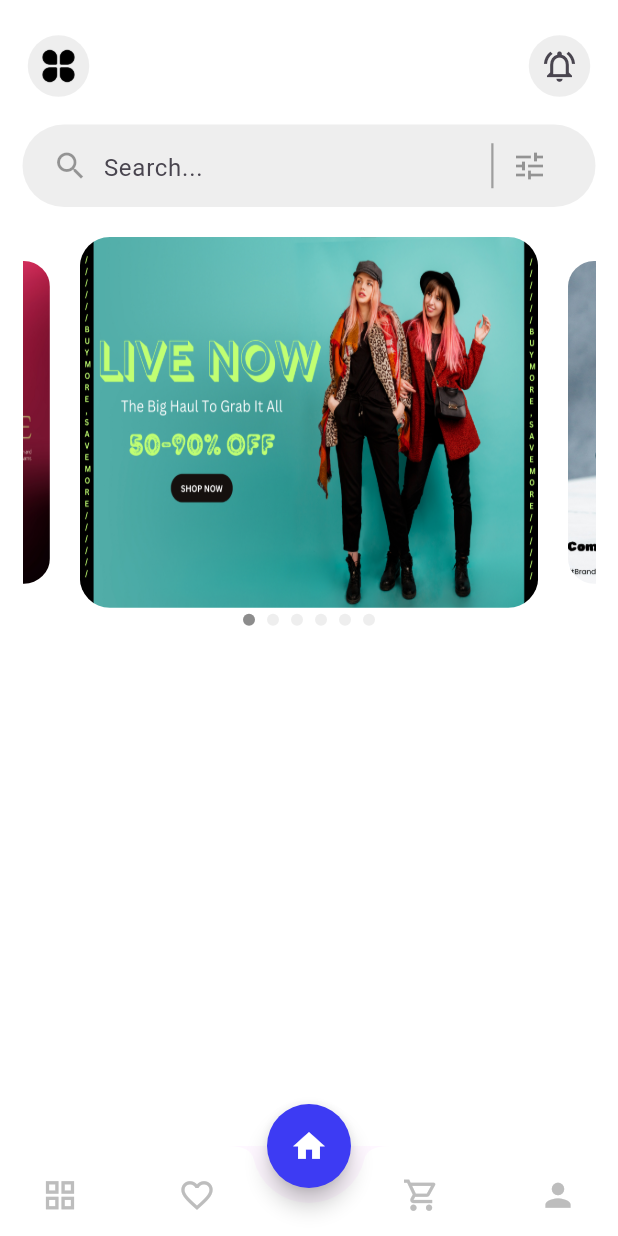
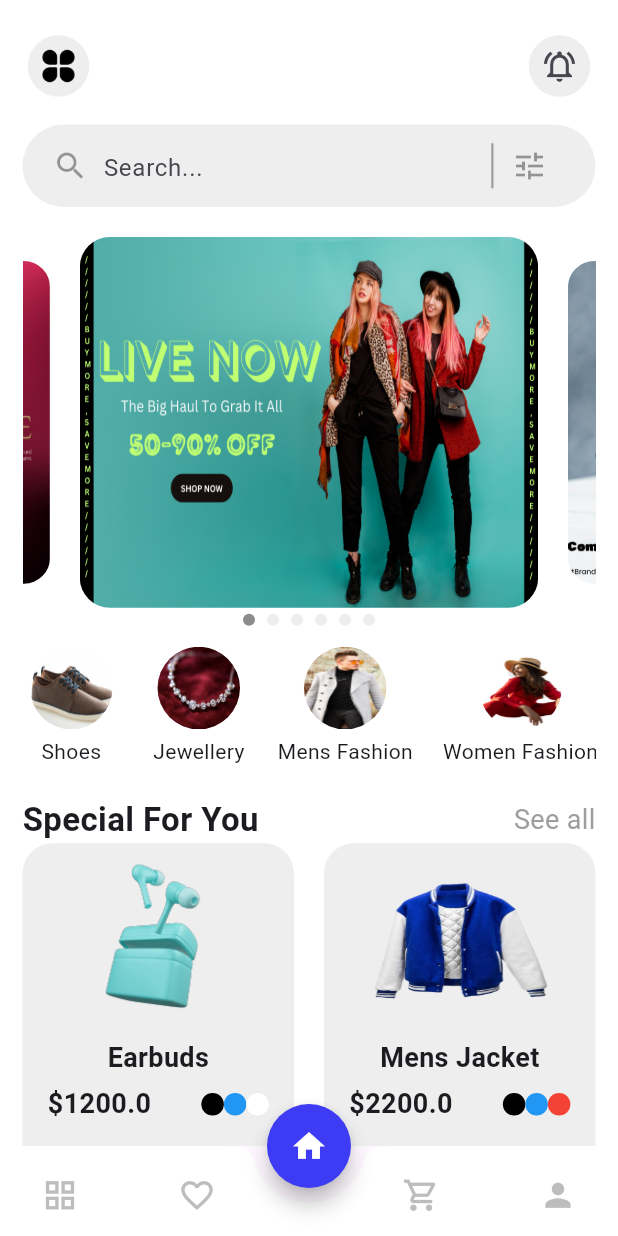
Before and after one commit to AbiyaLS/ecommerce_app, a Flutter app: the screen it shows after launch, on a phone screen of 412 x 824 dp. Run offline on Flutter 3.47's test engine with Material 3 defaults, Android fonts, the phone set to English and light mode, and no system bars; drawn by our look-alikes of carousel_slider; our stand-ins replace cloud_firestore, firebase_auth, firebase_core; accounts and stored records are empty.

Commit message:
Add Category and product in Home page

```diff
--- /dev/null
+++ b/lib/Home/models/categories_model.dart
@@ -0,0 +1,27 @@
+class Category {
+  final String title;
+  final String image;
+
+  Category({
+    required this.title,
+    required this.image
+  });
+}
+  final List<Category> categories =[
+    Category(
+        title: "Shoes",
+        image: "assets/categories/shoe.png"
+    ),
+    Category(
+        title: "Jewellery",
+        image: "assets/categories/jewellery.png"
+    ),
+    Category(
+        title: "Mens Fashion",
+        image: "assets/categories/mfashion.png"
+    ),
+    Category(
+        title: "Women Fashion",
+        image: "assets/categories/wfashion.png"
+    ),
+  ];
--- /dev/null
+++ b/lib/Home/models/product_model.dart
@@ -0,0 +1,92 @@
+import 'package:flutter/material.dart';
+
+class Product{
+  final String title;
+  final String description;
+  final String image;
+  final double price;
+  final String seller;
+  final List<Color> color;
+  final String category;
+  final String review;
+  final int quantity;
+
+  Product({
+    required this.title,
+    required this.description,
+    required this.image,
+    required this.price,
+    required this.seller,
+    required this.color,
+    required this.category,
+    required this.review,
+    required this.quantity
+});
+}
+ final List<Product> product = [
+   Product(
+       title: "Earbuds",
+       description: '''Lorem ipsum dolor sit amet, consectetur adipisicing elit.
+   Inventore nesciunt sed animi consectetur eum amet voluptate accusantium iusto harum? Cupiditate a,''',
+       image: "assets/products/earbuds.png",
+       price: 1200,
+       seller: "Arjun Kabir",
+       color: [
+        Colors.black,
+         Colors.blue,
+         Colors.white
+       ],
+       category: "Electronics",
+       review: "(320 Reviews)",
+       quantity: 1),
+
+   Product(
+       title: "Mens Jacket",
+       description: '''Lorem ipsum dolor sit amet, consectetur adipisicing elit.
+   Inventore nesciunt sed animi consectetur eum amet voluptate accusantium iusto harum? Cupiditate a,''',
+       image: "assets/products/jacket.png",
+       price: 2200,
+       seller: "Arjun Kabir",
+       color: [
+         Colors.black,
+         Colors.blue,
+         Colors.red
+       ],
+       category: "Mens Fashion",
+       review: "(320 Reviews)",
+       quantity: 1),
+   Product(
+       title: "Shoe",
+       description: '''Lorem ipsum dolor sit amet, consectetur adipisicing elit.
+   Inventore nesciunt sed animi consectetur eum amet voluptate accusantium iusto harum? Cupiditate a,''',
+       image: "assets/products/shoe.png",
+       price: 1200,
+       seller: "Arjun Kabir",
+       color: [
+         Colors.black,
+         Colors.blue,
+         Colors.white
+       ],
+       category: "Electronics",
+       review: "(320 Reviews)",
+       quantity: 1),
+   Product(
+       title: "Sweater",
+       description: '''Lorem ipsum dolor sit amet, consectetur adipisicing elit.
+   Inventore nesciunt sed animi consectetur eum amet voluptate accusantium iusto harum? Cupiditate a,''',
+       image: "assets/products/sweater.png",
+       price: 1200,
+       seller: "Arjun Kabir",
+       color: [
+         Colors.black,
+         Colors.blue,
+         Colors.white,
+         Colors.red,
+         Colors.brown,
+         Colors.orange
+
+       ],
+       category: "Electronics",
+       review: "(320 Reviews)",
+       quantity: 1)
+ ];
--- a/lib/Home/screens/homePage.dart
+++ b/lib/Home/screens/homePage.dart
@@ -1,3 +1,6 @@
+import 'package:ecommerce_app/Home/models/product_model.dart';
+import 'package:ecommerce_app/Home/widget/categories.dart';
+import 'package:ecommerce_app/Home/widget/product_card.dart';
 import 'package:flutter/material.dart';
 import '../widget/home_appbar.dart';
 import '../widget/search_bar.dart';
@@ -29,12 +32,33 @@ class _HomePageState extends State<HomePage> {
             CustomSearchBar(),
             SizedBox(height: 20,),
             SliderImage(),
+            SizedBox(height: 10,),
+            Categories(),
+            SizedBox(height: 10,),
+            Row(
+              mainAxisAlignment: MainAxisAlignment.spaceBetween,
+              children: [
+                Text("Special For You",style: TextStyle(fontWeight: FontWeight.bold,fontSize: 22),),
+                Text("See all",style: TextStyle(color: Colors.grey,fontSize: 18),)
+              ],
+            ),
+            // SizedBox(height: 10,),
+            GridView.builder(
+             physics: const NeverScrollableScrollPhysics(),
+                shrinkWrap: true,
+                gridDelegate: const SliverGridDelegateWithFixedCrossAxisCount(
+                    crossAxisCount: 2,
+                childAspectRatio: 0.78,
+                crossAxisSpacing: 20,
+                mainAxisSpacing: 20),
+                itemCount: product.length,
+                itemBuilder: (context,index){
+               return ProductCard(product: product[index]);
+                })
           ],
          ),
        ),
      ),
-
-
     );
   }
 }
--- /dev/null
+++ b/lib/Home/widget/categories.dart
@@ -0,0 +1,36 @@
+import 'package:ecommerce_app/Home/models/categories_model.dart';
+import 'package:flutter/material.dart';
+
+class Categories extends StatelessWidget {
+  const Categories({super.key});
+
+  @override
+  Widget build(BuildContext context) {
+    double screenHeight = MediaQuery.of(context).size.height;
+    double screenWidth = MediaQuery.of(context).size.width;
+    return SizedBox(
+      height: 90,
+      child: ListView.separated(
+        scrollDirection: Axis.horizontal,
+          itemCount: categories.length,
+          itemBuilder: (context,index){
+          return Column(
+            children: [
+              Container(
+                height: 55,
+                  width: 65,
+                decoration: BoxDecoration(
+                  shape:BoxShape.circle,
+                  image: DecorationImage(image: AssetImage(categories[index].image),fit: BoxFit.fill)
+                ),
+              ),
+              SizedBox(height: 5,),
+              Text(categories[index].title)
+            ],
+          );
+          },
+        separatorBuilder: (context,index)=>SizedBox(width: 20,)
+      ),
+    );
+  }
+}
--- /dev/null
+++ b/lib/Home/widget/product_card.dart
@@ -0,0 +1,45 @@
+import 'package:ecommerce_app/Home/models/product_model.dart';
+import 'package:flutter/material.dart';
+
+class ProductCard extends StatelessWidget {
+  final Product product;
+  const ProductCard({super.key,required this.product});
+
+  @override
+  Widget build(BuildContext context) {
+    return Stack(
+      children: [
+        Container(
+          width: double.infinity,
+          decoration: BoxDecoration(
+            borderRadius: BorderRadius.circular(20),
+            color: Colors.grey.shade200,
+          ),
+          child: Column(
+            children: [
+              // SizedBox(height: 10,),
+                Center(child: Image.asset(product.image,width: 130,height: 130,fit: BoxFit.fill,),),
+              // SizedBox(height: 5,),
+              Text(product.title,style: TextStyle(fontSize: 18,fontWeight: FontWeight.bold),),
+              SizedBox(height: 5,),
+              Row(
+                mainAxisAlignment: MainAxisAlignment.spaceAround,
+                children: [
+                  // SizedBox(width: 2,),
+                  Text("\$${product.price}",style: TextStyle(fontSize: 18,fontWeight: FontWeight.bold),),
+                  Row(
+                    children:
+                      List.generate(
+                      product.color.length,
+                      (index)=>Container(height: 15,width: 15,
+                      decoration: BoxDecoration(color: product.color[index],shape: BoxShape.circle),))
+                  )
+                ],
+              ),
+            ],
+          ),
+        )
+      ],
+    );
+  }
+}
--- a/pubspec.yaml
+++ b/pubspec.yaml
@@ -64,7 +64,9 @@ flutter:
   # To add assets to your application, add an assets section, like this:
   assets:
     - assets/
+    - assets/products/
     - assets/slider_image/
+    - assets/categories/
     - lib/auth/icons/
     - lib/Home/icons/
 
```
Also changed, not shown: assets/products/earbuds.png (added), assets/products/jacket.png (added), assets/products/shoe.png (added), assets/products/sweater.png (added).
